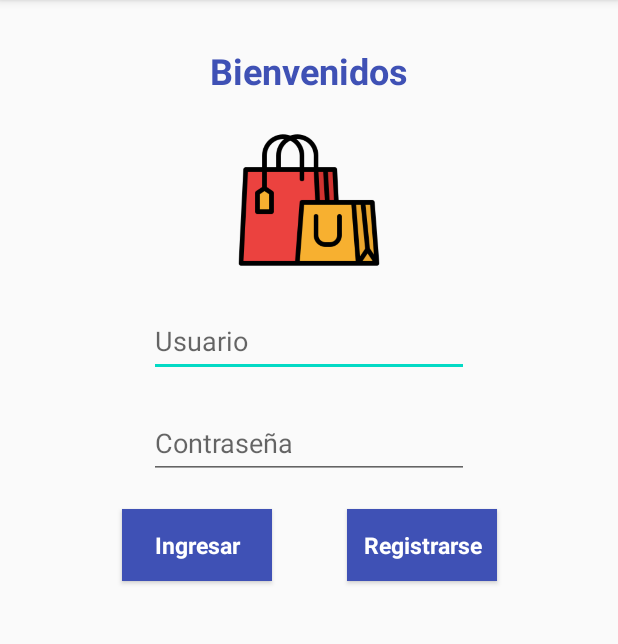
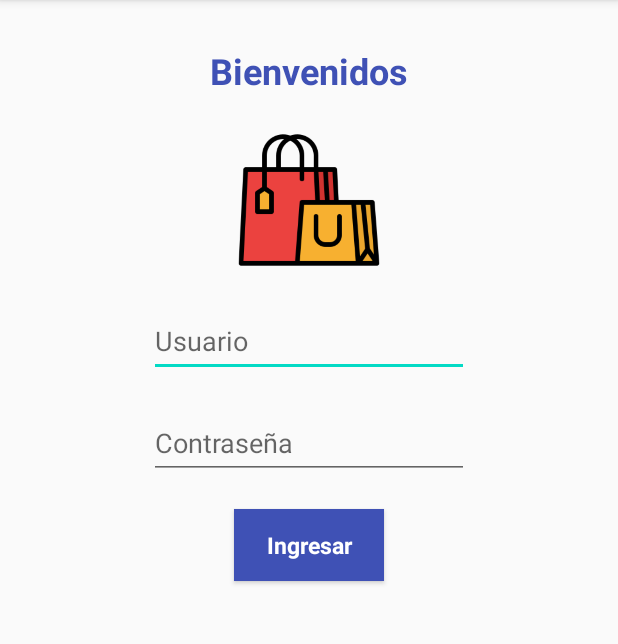
Before and after one commit to BlackTail2000/DAMI_Actividad01_JV, an Android app: the screen it shows after launch (MainActivity), on a phone screen of 412 x 824 dp, the part 84-728 px from its top. Run offline under Robolectric (Android 15) with nearby library versions, the phone set to English and light mode, and no system bars.

Commit message:
Inicio de Sesión Completado

```diff
--- a/app/src/main/res/layout/activity_main.xml
+++ b/app/src/main/res/layout/activity_main.xml
@@ -63,28 +63,14 @@
         android:layout_marginTop="20dp"
         android:layout_marginEnd="150dp"
         android:background="#3F51B5"
+        android:onClick="ingresar"
         android:text="Ingresar"
         android:textAppearance="@style/TextAppearance.AppCompat.Body1"
         android:textColor="#FFFFFF"
         android:textSize="15sp"
         android:textStyle="bold"
         app:layout_constraintEnd_toEndOf="parent"
-        app:layout_constraintStart_toStartOf="parent"
-        app:layout_constraintTop_toBottomOf="@+id/edTxtPasswordMain" />
-
-    <Button
-        android:id="@+id/btnRegistrarseMain"
-        android:layout_width="100sp"
-        android:layout_height="wrap_content"
-        android:layout_marginStart="150dp"
-        android:layout_marginTop="20dp"
-        android:background="#3F51B5"
-        android:text="Registrarse"
-        android:textAppearance="@style/TextAppearance.AppCompat.Body1"
-        android:textColor="#FFFFFF"
-        android:textSize="15sp"
-        android:textStyle="bold"
-        app:layout_constraintEnd_toEndOf="parent"
+        app:layout_constraintHorizontal_bias="0.962"
         app:layout_constraintStart_toStartOf="parent"
         app:layout_constraintTop_toBottomOf="@+id/edTxtPasswordMain" />
 
--- a/app/src/main/res/layout/activity_mantenimiento_productos.xml
+++ b/app/src/main/res/layout/activity_mantenimiento_productos.xml
@@ -11,7 +11,6 @@
         android:layout_width="100sp"
         android:layout_height="wrap_content"
         android:layout_marginTop="20dp"
-        android:layout_marginEnd="150dp"
         android:background="#3F51B5"
         android:text="Salir"
         android:textAppearance="@style/TextAppearance.AppCompat.Body1"
@@ -19,7 +18,6 @@
         android:textSize="15sp"
         android:textStyle="bold"
         app:layout_constraintEnd_toEndOf="parent"
-        app:layout_constraintHorizontal_bias="0.962"
         app:layout_constraintStart_toStartOf="parent"
         app:layout_constraintTop_toBottomOf="@+id/btnProductoUpdateMP" />
 
@@ -41,7 +39,6 @@
         android:id="@+id/txtSubTitulo2MP"
         android:layout_width="120dp"
         android:layout_height="wrap_content"
-        android:layout_marginStart="200dp"
         android:layout_marginTop="20dp"
         android:text="Buscar"
         android:textAlignment="center"
@@ -49,6 +46,7 @@
         android:textSize="24sp"
         android:textStyle="bold"
         app:layout_constraintEnd_toEndOf="parent"
+        app:layout_constraintHorizontal_bias="0.831"
         app:layout_constraintStart_toStartOf="parent"
         app:layout_constraintTop_toBottomOf="@+id/txtTituloMP" />
 
@@ -72,13 +70,13 @@
         android:layout_width="120dp"
         android:layout_height="wrap_content"
         android:layout_marginTop="20dp"
-        android:layout_marginEnd="200dp"
         android:text="Registrar"
         android:textAlignment="center"
         android:textColor="#3F51B5"
         android:textSize="24sp"
         android:textStyle="bold"
         app:layout_constraintEnd_toEndOf="parent"
+        app:layout_constraintHorizontal_bias="0.171"
         app:layout_constraintStart_toStartOf="parent"
         app:layout_constraintTop_toBottomOf="@+id/txtTituloMP" />
 
```
Also changed, not shown: app/src/main/java/com/cibertec/dami_actividad01_jv/MainActivity.java (+24 -0 lines).
